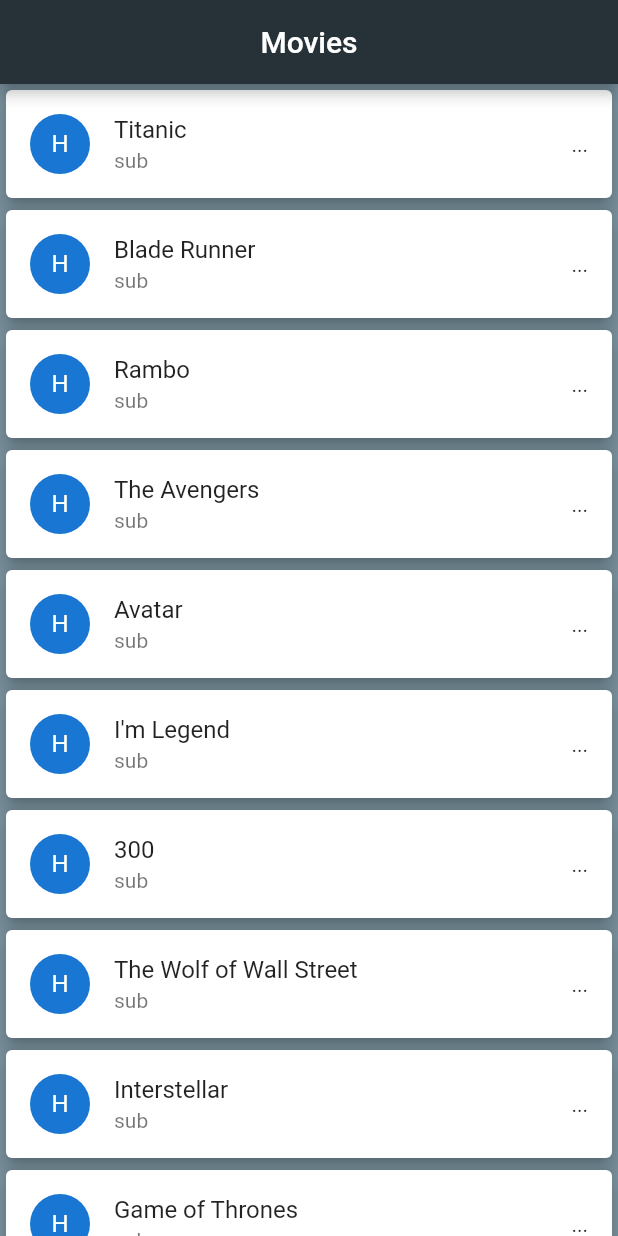
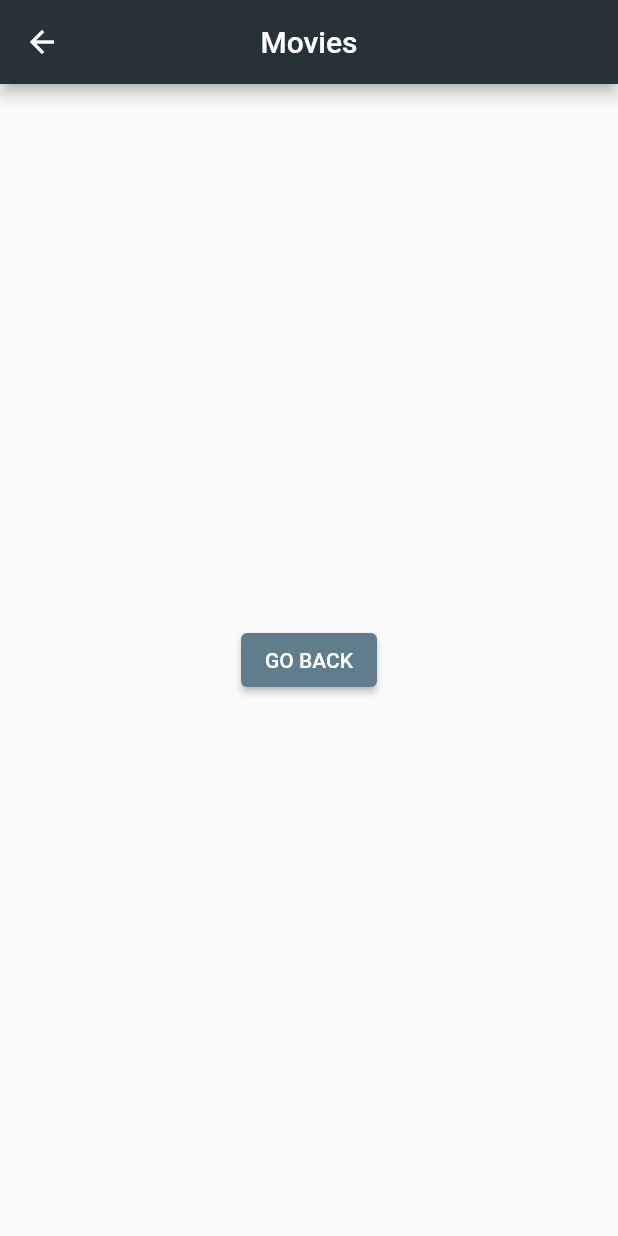
Before and after one commit to edmirmob/MovieApp, a Flutter app: the screen it shows after launch, after a tap on an icon or button, on a phone screen of 412 x 824 dp. Run offline on Flutter 3.47's test engine with Material 2 defaults, Android fonts, the phone set to English and light mode, and no system bars.

```diff
--- a/movie_app/lib/main.dart
+++ b/movie_app/lib/main.dart
@@ -11,7 +11,7 @@ class MyApp extends StatelessWidget {
     return MaterialApp(
       title: 'Movie App',
       theme: ThemeData(
-        primarySwatch: Colors.blue,
+        primarySwatch: Colors.blueGrey,
       ),
       home: MovieListView(),
     );
--- a/movie_app/lib/movie_list_view.dart
+++ b/movie_app/lib/movie_list_view.dart
@@ -1,4 +1,5 @@
 import 'package:flutter/material.dart';
+import 'package:movie_app/movie_list_view_details.dart';
 
 class MovieListView extends StatelessWidget {
   final List<String> movies = [
@@ -31,6 +32,7 @@ class MovieListView extends StatelessWidget {
               color: Colors.white,
               child: ListTile(
                 leading: CircleAvatar(
+                  backgroundColor: Colors.blueAccent,
                   child: Container(
                     decoration:
                         BoxDecoration(borderRadius: BorderRadius.circular(14)),
@@ -40,7 +42,9 @@ class MovieListView extends StatelessWidget {
                 title: Text(movies[index]),
                 subtitle: Text('sub'),
                 trailing: Text('...'),
-                onTap: ()=> print('It\'s movie: ${movies[index]}'),
+                onTap: ()=> Navigator.push(context, MaterialPageRoute(builder: (context){
+                  return MovieListViewDetails();
+                })),
               ),
             );
           }),
--- /dev/null
+++ b/movie_app/lib/movie_list_view_details.dart
@@ -0,0 +1,20 @@
+import 'package:flutter/material.dart';
+
+class MovieListViewDetails extends StatelessWidget {
+  @override
+  Widget build(BuildContext context) {
+    return Scaffold(
+    appBar: AppBar(
+      title: Text('Movies'),
+      centerTitle: true,
+      backgroundColor: Colors.blueGrey.shade900,
+    ),
+    body: Center(
+      child: Container(
+        child: ElevatedButton(onPressed: ()=>Navigator.pop(context),
+        child: Text('GO BACK'))
+      ),
+    ),
+    );
+  }
+}
```
